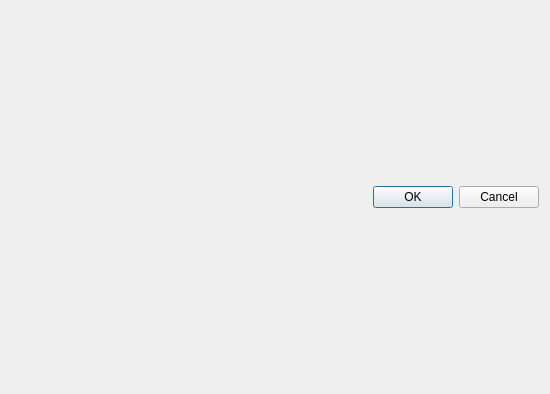
Before: the Qt Designer form ui/moduleconfigurator.ui in bpilsl/Corry-GUI, drawn with Qt 5.
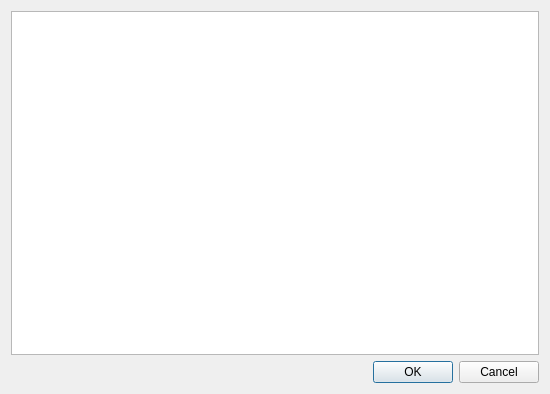
After: the same form once the commit is applied.

Commit message: module configurator gets rudimentarely populated with Module Parameters

Diff of the .ui file:
```diff
--- a/ui/moduleconfigurator.ui
+++ b/ui/moduleconfigurator.ui
@@ -15,7 +15,11 @@
   </property>
   <layout class="QGridLayout" name="gridLayout_2">
    <item row="0" column="0">
-    <layout class="QGridLayout" name="gridLayout"/>
+    <layout class="QGridLayout" name="gridLayout">
+     <item row="0" column="3">
+      <widget class="QTableView" name="tvParameters"/>
+     </item>
+    </layout>
    </item>
    <item row="1" column="0">
     <widget class="QDialogButtonBox" name="buttonBox">
```
The commit also changes 8 other files.
